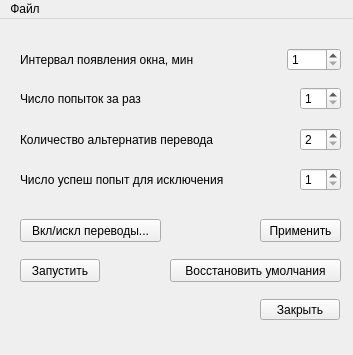
Before: the Qt Designer form mainwindow.ui in makar224/LexNew, drawn with Qt 5.
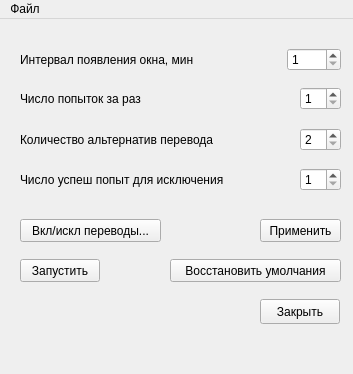
After: the same form once the commit is applied.

Commit message: Added disabling of "Apply"-button on hitting and enabling on changing settings values; some ui small corrections (combobox made higher in session dialog), requestLabel tooltip text (stylesheet); ...to not open DictionaryEditDialog on opening dictionary; some tabulation correction in some strings

Patch:
```diff
--- a/mainwindow.ui
+++ b/mainwindow.ui
@@ -7,7 +7,7 @@
     <x>0</x>
     <y>0</y>
     <width>353</width>
-    <height>355</height>
+    <height>374</height>
    </rect>
   </property>
   <property name="windowTitle">
@@ -20,7 +20,7 @@
       <x>260</x>
       <y>280</y>
       <width>80</width>
-      <height>21</height>
+      <height>25</height>
      </rect>
     </property>
     <property name="text">
```
Left out of the diff: 10 changed lines with no effect on the pictures. The commit also changes 3 other files.
